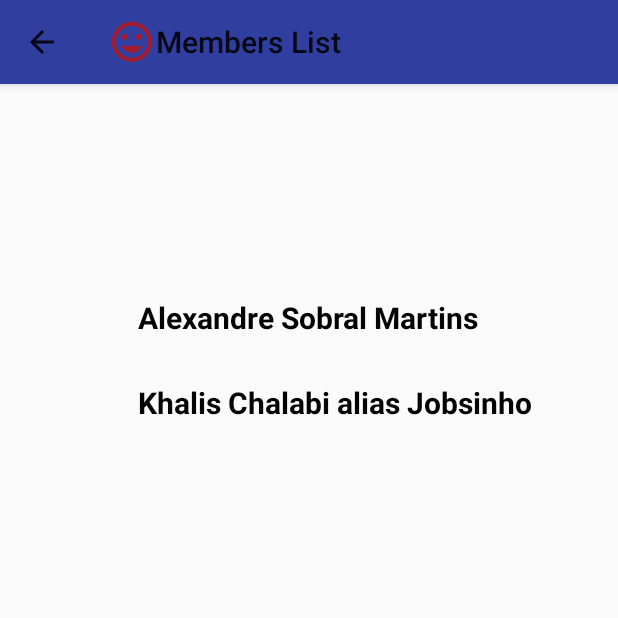
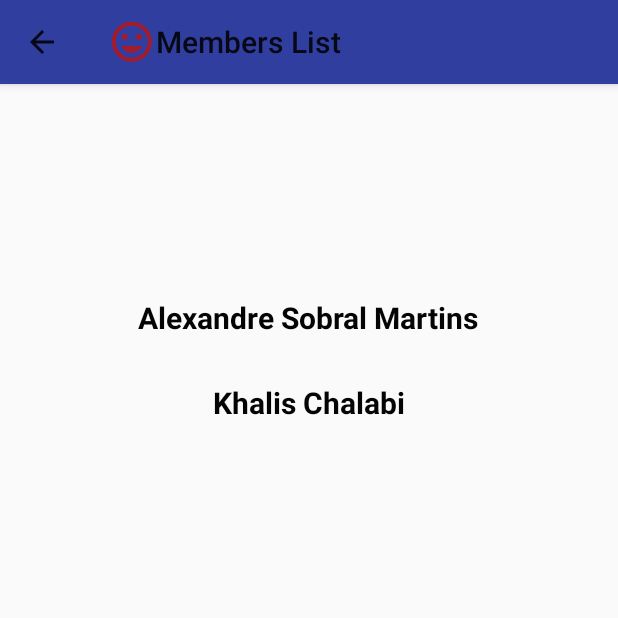
Before and after one commit to sobral-a/android-mti, an Android app: the MembersListActivity screen opened directly, with no data from a screen before it, on a phone screen of 412 x 824 dp, the top half of it. Run offline under Robolectric (Android 15) with nearby library versions, the phone set to English and light mode, and no system bars.

Commit message:
Fix the display of the names on th emembers list

```diff
--- a/app/src/main/res/layout/list_members_activity.xml
+++ b/app/src/main/res/layout/list_members_activity.xml
@@ -32,14 +32,13 @@
         android:id="@+id/textView3"
         android:layout_width="wrap_content"
         android:layout_height="wrap_content"
-        android:layout_alignLeft="@+id/textView2"
-        android:layout_alignStart="@+id/textView2"
-        android:layout_below="@+id/textView2"
         android:layout_marginTop="29dp"
         android:textSize="20sp"
         android:textStyle="bold"
         android:textColor="#040404"
-        android:text="Khalis Chalabi alias Jobsinho"/>
+        android:text="Khalis Chalabi"
+        android:layout_below="@+id/textView2"
+        android:layout_centerHorizontal="true"/>
 
 
 </RelativeLayout>
```
